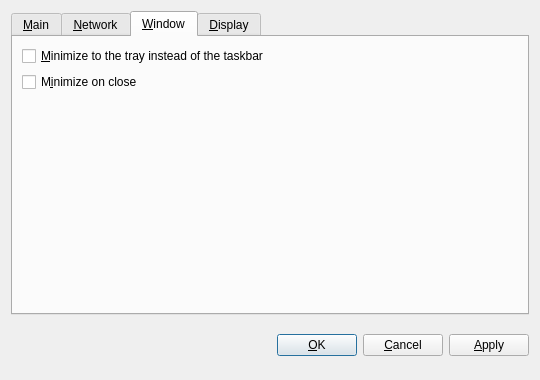
This is src/qt/forms/optionsdialog.ui in GroestlCoin/Groestlcoin-qt-android as Qt 5 draws it before an edit. The edited form follows.
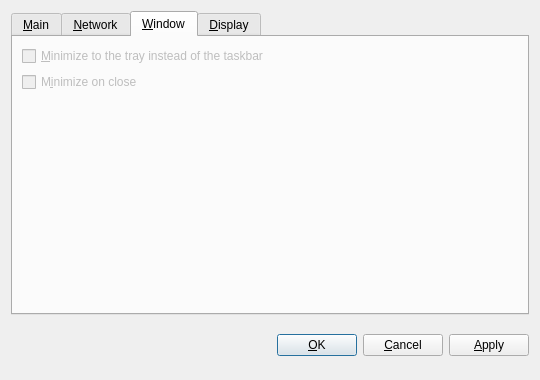
This is the edited form. The open tabs and pages were chosen to show the change. Custom widgets are drawn as their Qt base class.

Diff of the .ui file:
```diff
--- a/src/qt/forms/optionsdialog.ui
+++ b/src/qt/forms/optionsdialog.ui
@@ -267,6 +267,9 @@
       <layout class="QVBoxLayout" name="verticalLayout_Window">
        <item>
         <widget class="QCheckBox" name="minimizeToTray">
+         <property name="enabled">
+          <bool>false</bool>
+         </property>
          <property name="toolTip">
           <string>Show only a tray icon after minimizing the window.</string>
          </property>
@@ -277,6 +280,9 @@
        </item>
        <item>
         <widget class="QCheckBox" name="minimizeOnClose">
+         <property name="enabled">
+          <bool>false</bool>
+         </property>
          <property name="toolTip">
           <string>Minimize instead of exit the application when the window is closed. When this option is enabled, the application will be closed only after selecting Quit in the menu.</string>
          </property>
```
Left out of the diff: 5 changed lines with no effect on the pictures.
